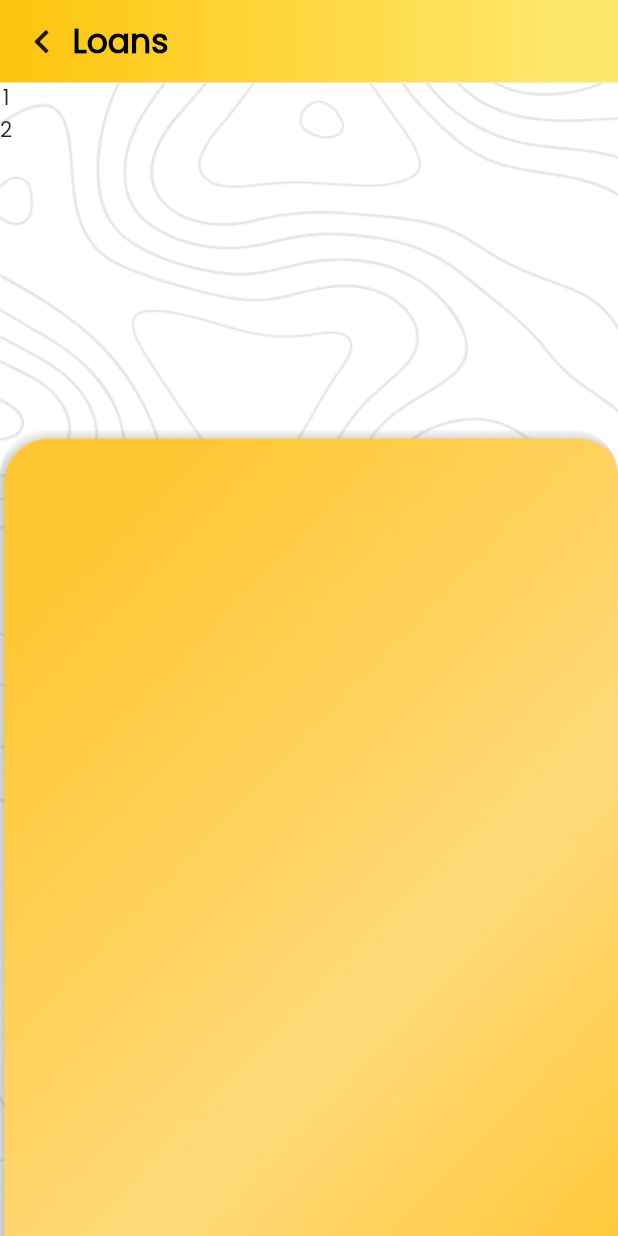
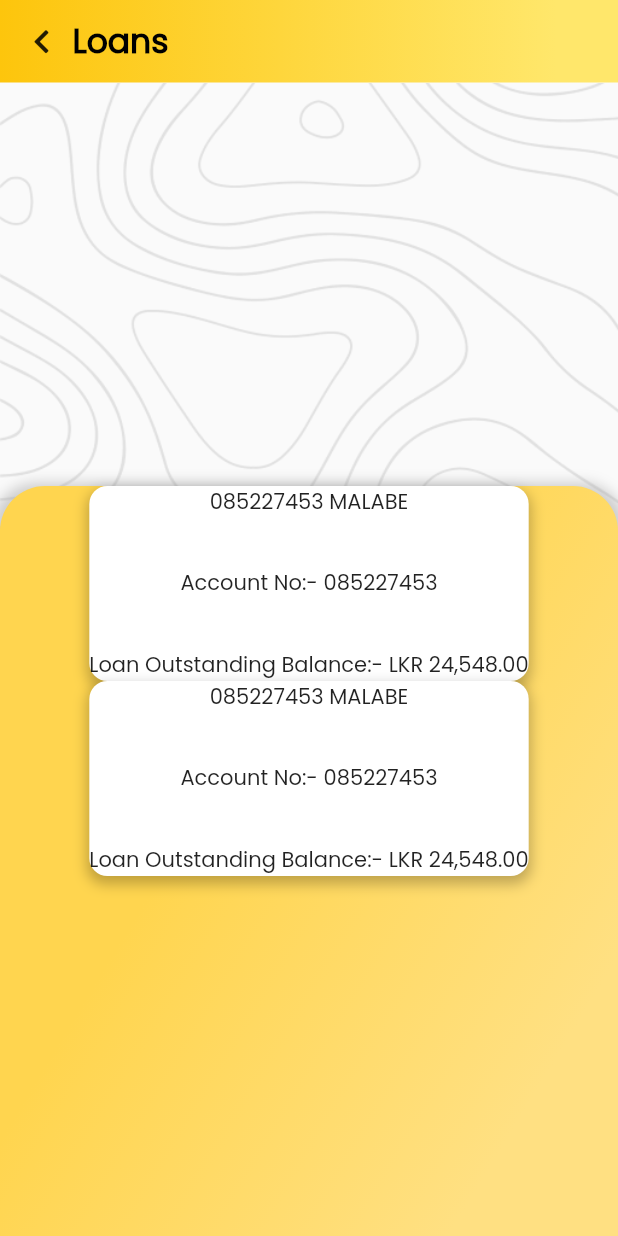
Before and after one commit to it19951386/BOC_Mobile_App, a Flutter app: the screen it shows after launch, on a phone screen of 412 x 824 dp. Run offline on Flutter 3.47's test engine with Material 2 defaults, Android fonts, the phone set to English and light mode, and no system bars; our stand-ins replace font_awesome_flutter, table_calendar.

Commit message:
create loanCard widget

```diff
--- a/lib/screens/pasindu/BackgroundSet.dart
+++ b/lib/screens/pasindu/BackgroundSet.dart
@@ -1,3 +1,6 @@
+import 'package:boc_mobile_app/screens/charith/reminder.dart';
+import 'package:boc_mobile_app/screens/pasindu/LoanCard.dart';
+import 'package:boc_mobile_app/screens/pasindu/dashboardCard.dart';
 import 'package:flutter/material.dart';
 
 class BackgroundSet extends StatelessWidget {
@@ -10,15 +13,57 @@ class BackgroundSet extends StatelessWidget {
         Container(
           decoration: new BoxDecoration(
             image: new DecorationImage(
-              image: new AssetImage('assets/Loans.png'),
+              image: new AssetImage('assets/background.png'),
               fit: BoxFit.cover,
             ),
           ),
         ),
-        SizedBox(height: 100),
         Column(
-          children: [Text("1"), Text("2")],
-        ),
+          crossAxisAlignment: CrossAxisAlignment.center,
+          mainAxisSize: MainAxisSize.max,
+          mainAxisAlignment: MainAxisAlignment.end,
+          children: <Widget>[
+            Container(
+              height: 500,
+              decoration: BoxDecoration(
+                  gradient: LinearGradient(
+                    begin: Alignment.centerLeft,
+                    end: Alignment.bottomRight,
+                    colors: <Color>[
+                      Colors.amber.shade300,
+                      Colors.amber.shade200
+                    ],
+                    stops: [0.2, 0.8],
+                  ),
+                  borderRadius: BorderRadius.vertical(top: Radius.circular(30)),
+                  boxShadow: [
+                    BoxShadow(
+                      color: Colors.grey.withOpacity(0.5),
+                      spreadRadius: 5,
+                      blurRadius: 7,
+                      offset: Offset(0, 3),
+                    ),
+                  ]),
+              alignment: Alignment.center,
+              child: Column(
+                children: [
+                  Container(
+                    child: LoanCard(
+                        title: '085227453 MALABE',
+                        accnumber: 'Account No:- 085227453',
+                        balance: 'Loan Outstanding Balance:- LKR 24,548.00'),
+                  ),
+                  Container(
+                    child: LoanCard(
+                        title: '085227453 MALABE',
+                        accnumber: 'Account No:- 085227453',
+                        balance: 'Loan Outstanding Balance:- LKR 24,548.00'),
+                  )
+                ],
+              ),
+            ),
+          ],
+        )
       ],
     );
   }
--- /dev/null
+++ b/lib/screens/pasindu/LoanCard.dart
@@ -0,0 +1,41 @@
+import 'package:flutter/material.dart';
+
+class LoanCard extends StatelessWidget {
+  const LoanCard(
+      {Key? key,
+      required this.title,
+      required this.accnumber,
+      required this.balance})
+      : super(key: key);
+
+  final String title;
+  final String accnumber;
+  final String balance;
+  @override
+  Widget build(BuildContext context) {
+    return Container(
+      height: 130,
+      margin: EdgeInsets.only(left: 23, right: 23),
+      decoration: BoxDecoration(
+        color: Colors.white,
+        borderRadius: BorderRadius.all(Radius.circular(12)),
+        boxShadow: [
+          BoxShadow(
+            color: Colors.black.withOpacity(0.25),
+            spreadRadius: 1,
+            blurRadius: 7,
+            offset: Offset(0, 4), // changes position of shadow
+          ),
+        ],
+      ),
+      child: Column(
+        mainAxisAlignment: MainAxisAlignment.spaceBetween,
+        children: [
+          Text(title),
+          Text(accnumber),
+          Text(balance),
+        ],
+      ),
+    );
+  }
+}
```
